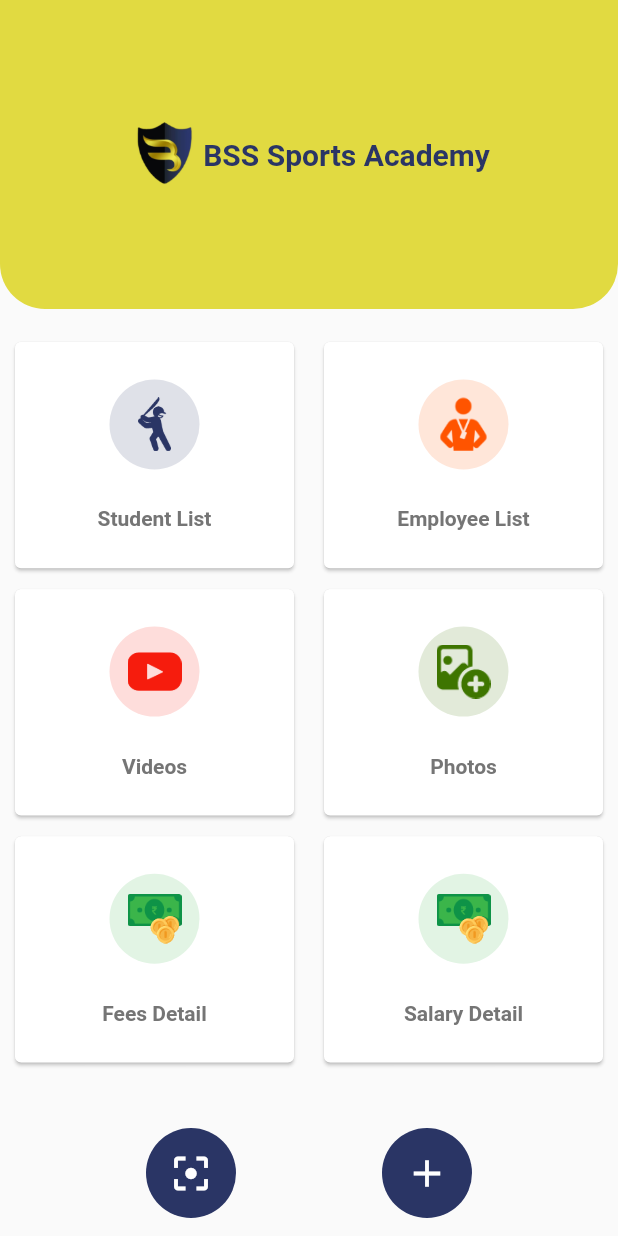
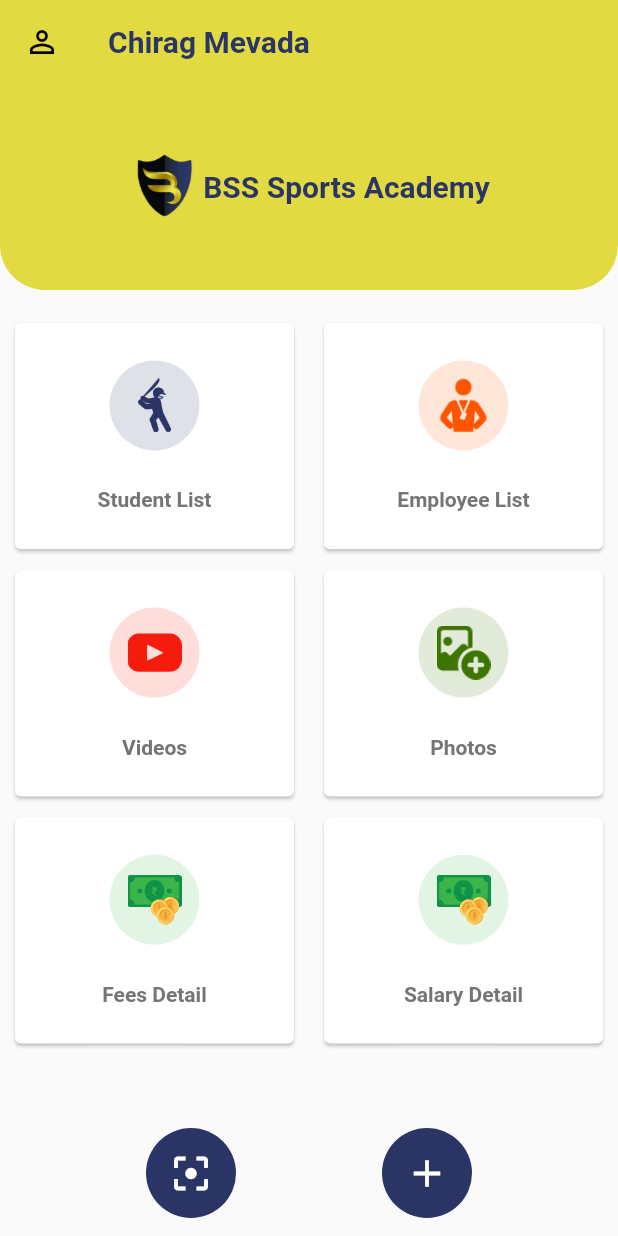
Before and after one commit to itfuturz2020/keval2020, a Flutter app: the screen it shows after launch, after a tap on "LOGIN", on a phone screen of 412 x 824 dp. Run offline on Flutter 3.47's test engine with Material 2 defaults, Android fonts, the phone set to English and light mode, and no system bars; our stand-ins replace dio, flutter_native_image, fluttertoast, image_picker, progress_dialog, shared_preferences; missing offline and left inert: flutter_cupertino_date_picker, xml2json; Roboto replaces fonts that are missing (Montserrat).

```diff
--- a/lib/screens/dashBoard.dart
+++ b/lib/screens/dashBoard.dart
@@ -50,10 +50,21 @@
   @override
   Widget build(BuildContext context) {
     return Scaffold(
+      appBar: AppBar(
+        title: Text("Chirag Mevada",
+            style: TextStyle(
+                fontSize: 20,
+                fontWeight: FontWeight.w600,
+                color: cnst.fontColors)),
+        leading: Icon(
+          Icons.person_outline,
+        ),
+        elevation: 0,
+      ),
       body: Column(
         children: <Widget>[
           Container(
-            height: MediaQuery.of(context).size.height / 4,
+            height: MediaQuery.of(context).size.height / 6,
             decoration: BoxDecoration(
                 color: cnst.appPrimaryMaterialColor,
                 borderRadius: BorderRadius.only(
--- a/lib/screens/login.dart
+++ b/lib/screens/login.dart
@@ -124,12 +124,11 @@
                           const EdgeInsets.only(top: 20.0, left: 20, right: 20),
                       child: TextFormField(
                         controller: txtMobile,
-                        maxLength: 10,
-                        keyboardType: TextInputType.number,
+                        keyboardType: TextInputType.text,
                         style: TextStyle(color: cnst.fontColors),
                         decoration: InputDecoration(
-                            prefixIcon: Icon(Icons.phone_android),
-                            labelText: "Enter Mobile Number",
+                            prefixIcon: Icon(Icons.person),
+                            labelText: "Enter Username",
                             counterText: "",
                             hasFloatingPlaceholder: false,
                             border: OutlineInputBorder(
--- a/pubspec.yaml
+++ b/pubspec.yaml
@@ -28,7 +28,7 @@
   fluttertoast: ^3.1.0
   shared_preferences: ^0.5.3+4
   flutter_cupertino_date_picker: ^1.0.12
-  image_picker: ^0.6.1+1
+  image_picker: ^0.6.2+1
   flutter_native_image: ^0.0.4
   xml2json: ^4.0.0
   flutter_staggered_grid_view: ^0.3.0
```
Also changed, not shown: lib/screens/studentForm.dart (+54 -44 lines), lib/screens/studentList.dart (+6 -1 lines), pubspec.lock, 20 other files.
